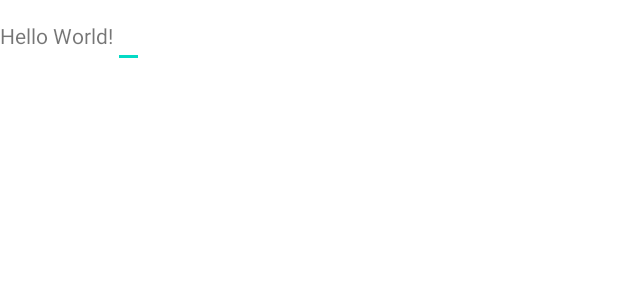
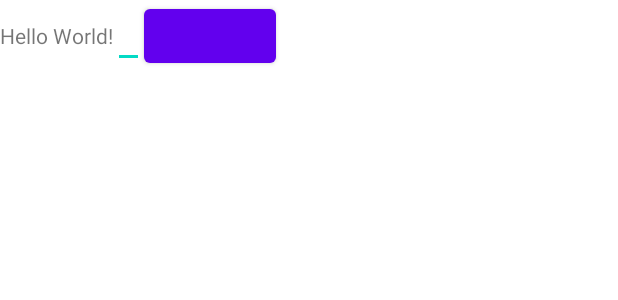
Before and after one commit to Navara91/HomeWorkRepo, an Android app: the layout activity_main.xml on its own in the app's theme, with its tools: preview values and no code run, on a phone screen of 412 x 824 dp. Shown: the top 300 px of the screen. Run offline under Robolectric (Android 15) with nearby library versions, the phone set to English and light mode, and no system bars.

Commit message:
добавил Button

```diff
--- a/app/src/main/res/layout/activity_main.xml
+++ b/app/src/main/res/layout/activity_main.xml
@@ -1,6 +1,5 @@
 <?xml version="1.0" encoding="utf-8"?>
 <LinearLayout xmlns:android="http://schemas.android.com/apk/res/android"
-    xmlns:app="http://schemas.android.com/apk/res-auto"
     xmlns:tools="http://schemas.android.com/tools"
     android:layout_width="match_parent"
     android:layout_height="match_parent"
@@ -15,7 +14,11 @@
 
     <EditText
         android:layout_width="wrap_content"
-        android:layout_height="wrap_content"/>
+        android:layout_height="wrap_content" />
+
+    <Button
+        android:layout_width="wrap_content"
+        android:layout_height="wrap_content" />
 
 
 
```
